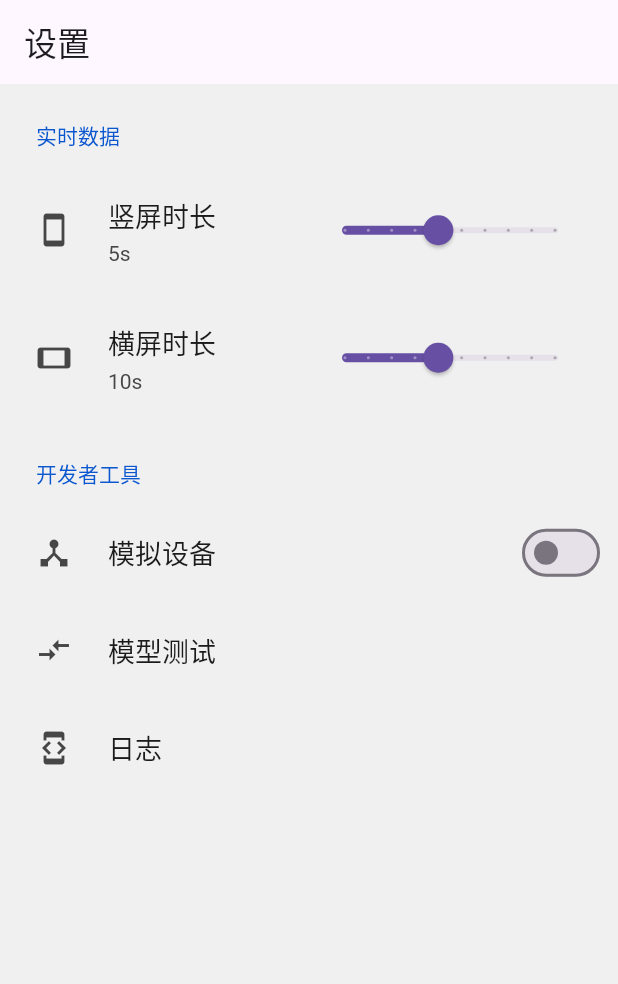
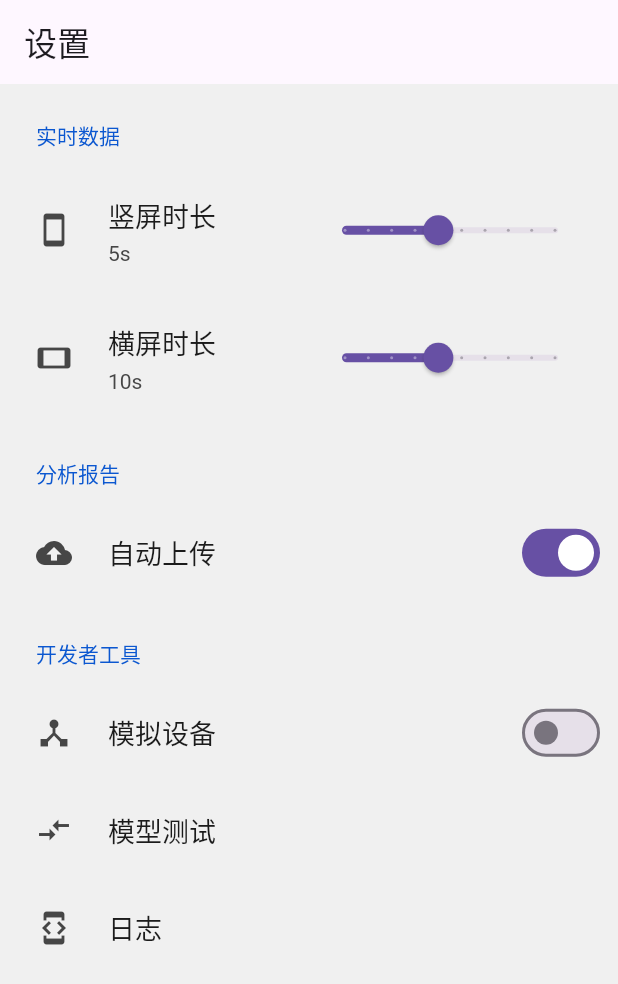
Before and after one commit to CCXXXI/ecg_monitor, a Flutter app: the SettingsView screen opened by its route, on a phone screen of 412 x 824 dp. Shown: the top 984 px of the screen. Run offline on Flutter 3.47's test engine with Material 2 defaults, Android fonts, the phone set to English and light mode, and no system bars; drawn by our look-alikes of settings_ui; our stand-ins replace fl_chart, flutter_riverpod, freezed_annotation, go_router, package_info_plus and 2 more; missing offline and left inert: dart:ffi, logger_flutter_plus; accounts and stored records are empty; generated files the repository leaves out were written again; statements that could not run were skipped; project files that could hold a hidden picture were left out.

Commit message:
feat(mine): add auto-upload setting
but no implementation yet

```diff
--- a/lib/mine/settings.dart
+++ b/lib/mine/settings.dart
@@ -17,6 +17,7 @@ class SettingList with _$SettingList {
   const factory SettingList({
     required double portraitDuration,
     required double landscapeDuration,
+    required bool autoUpload,
     required bool fakeDevice,
   }) = _SettingList;
 }
@@ -28,6 +29,7 @@ class Settings extends _$Settings {
     return SettingList(
       portraitDuration: prefs.getDouble(Strings.portraitDuration) ?? 5,
       landscapeDuration: prefs.getDouble(Strings.landscapeDuration) ?? 10,
+      autoUpload: prefs.getBool(Strings.autoUpload) ?? true,
       fakeDevice: prefs.getBool(Strings.fakeDevice) ?? false,
     );
   }
@@ -40,6 +42,11 @@ class Settings extends _$Settings {
   void setLandscapeDuration(double value) {
     state = state.copyWith(landscapeDuration: value);
     prefs.setDouble(Strings.landscapeDuration, value);
+  }
+
+  void setAutoUpload(bool value) {
+    state = state.copyWith(autoUpload: value);
+    prefs.setBool(Strings.autoUpload, value);
   }
 
   void setFakeDevice(bool value) {
@@ -94,6 +101,17 @@ class SettingsView extends ConsumerWidget {
             ],
           ),
           SettingsSection(
+            title: const Text(Strings.analytics),
+            tiles: [
+              SettingsTile.switchTile(
+                initialValue: settings.autoUpload,
+                onToggle: ref.read(settingsProvider.notifier).setAutoUpload,
+                leading: const Icon(Icons.cloud_upload),
+                title: const Text(Strings.autoUpload),
+              ),
+            ],
+          ),
+          SettingsSection(
             title: const Text(Strings.devTools),
             tiles: [
               SettingsTile.switchTile(
--- a/lib/utils/constants.dart
+++ b/lib/utils/constants.dart
@@ -19,6 +19,7 @@ class Strings {
   static const String settings = "设置";
   static const String portraitDuration = "竖屏时长";
   static const String landscapeDuration = "横屏时长";
+  static const String autoUpload = "自动上传";
   static const String devTools = "开发者工具";
   static const String fakeDevice = "模拟设备";
   static const String fakeDeviceModel = "Fake-Device";
```
Also changed, not shown: lib/mine/settings.freezed.dart, lib/mine/settings.g.dart.
